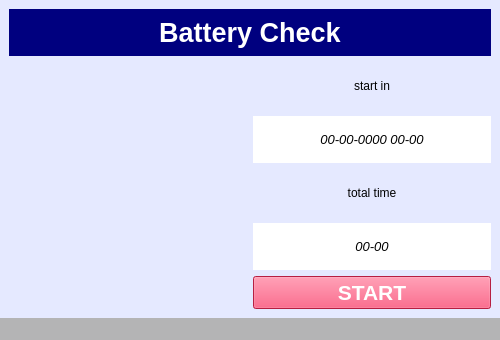
Qt form design.ui (gorod-old/BatteryCheck) before a commit.
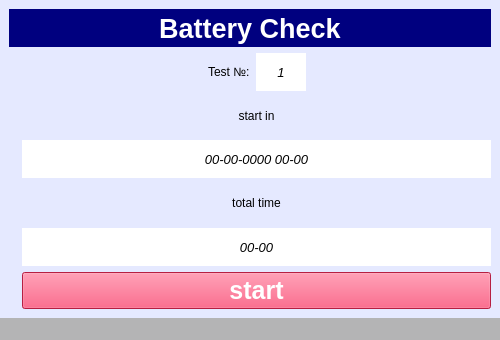
The same form after that commit. Icons and pictures are not drawn.

```diff
--- a/design.ui
+++ b/design.ui
@@ -33,8 +33,14 @@
     <string notr="true">background-color: rgb(229, 233, 255);</string>
    </property>
    <layout class="QGridLayout" name="gridLayout">
-    <item row="0" column="0" colspan="2">
+    <item row="0" column="0" colspan="4">
      <widget class="QLabel" name="label">
+      <property name="minimumSize">
+       <size>
+        <width>481</width>
+        <height>0</height>
+       </size>
+      </property>
       <property name="font">
        <font>
         <pointsize>20</pointsize>
@@ -55,7 +61,7 @@
       </property>
      </widget>
     </item>
-    <item row="1" column="0" rowspan="5">
+    <item row="1" column="0" rowspan="6">
      <widget class="QLabel" name="label_2">
       <property name="text">
        <string/>
@@ -69,7 +75,75 @@
      </widget>
     </item>
     <item row="1" column="1">
+     <spacer name="horizontalSpacer_2">
+      <property name="orientation">
+       <enum>Qt::Horizontal</enum>
+      </property>
+      <property name="sizeHint" stdset="0">
+       <size>
+        <width>61</width>
+        <height>20</height>
+       </size>
+      </property>
+     </spacer>
+    </item>
+    <item row="1" column="2">
+     <layout class="QHBoxLayout" name="horizontalLayout">
+      <item>
+       <widget class="QLabel" name="label_3">
+        <property name="text">
+         <string>Test №:</string>
+        </property>
+       </widget>
+      </item>
+      <item>
+       <widget class="QLabel" name="testNumLabel">
+        <property name="minimumSize">
+         <size>
+          <width>50</width>
+          <height>0</height>
+         </size>
+        </property>
+        <property name="font">
+         <font>
+          <pointsize>10</pointsize>
+          <italic>true</italic>
+         </font>
+        </property>
+        <property name="styleSheet">
+         <string notr="true">background-color: rgb(255, 255, 255);</string>
+        </property>
+        <property name="text">
+         <string>1</string>
+        </property>
+        <property name="alignment">
+         <set>Qt::AlignCenter</set>
+        </property>
+       </widget>
+      </item>
+     </layout>
+    </item>
+    <item row="1" column="3">
+     <spacer name="horizontalSpacer">
+      <property name="orientation">
+       <enum>Qt::Horizontal</enum>
+      </property>
+      <property name="sizeHint" stdset="0">
+       <size>
+        <width>61</width>
+        <height>20</height>
+       </size>
+      </property>
+     </spacer>
+    </item>
+    <item row="2" column="1" colspan="3">
      <widget class="QLabel" name="label_4">
+      <property name="minimumSize">
+       <size>
+        <width>231</width>
+        <height>0</height>
+       </size>
+      </property>
       <property name="styleSheet">
        <string notr="true"/>
       </property>
@@ -81,8 +155,14 @@
       </property>
      </widget>
     </item>
-    <item row="2" column="1">
+    <item row="3" column="1" colspan="3">
      <widget class="QLabel" name="startInLabel">
+      <property name="minimumSize">
+       <size>
+        <width>231</width>
+        <height>31</height>
+       </size>
+      </property>
       <property name="font">
        <font>
         <pointsize>10</pointsize>
@@ -100,8 +180,14 @@
       </property>
      </widget>
     </item>
-    <item row="3" column="1">
+    <item row="4" column="1" colspan="3">
      <widget class="QLabel" name="label_5">
+      <property name="minimumSize">
+       <size>
+        <width>231</width>
+        <height>0</height>
+       </size>
+      </property>
       <property name="styleSheet">
        <string notr="true"/>
       </property>
@@ -113,8 +199,14 @@
       </property>
      </widget>
     </item>
-    <item row="4" column="1">
+    <item row="5" column="1" colspan="3">
      <widget class="QLabel" name="timeLabel">
+      <property name="minimumSize">
+       <size>
+        <width>231</width>
+        <height>31</height>
+       </size>
+      </property>
       <property name="font">
        <font>
         <pointsize>10</pointsize>
@@ -132,21 +224,30 @@
       </property>
      </widget>
     </item>
-    <item row="5" column="1">
+    <item row="6" column="1" colspan="3">
      <widget class="QPushButton" name="startButton">
+      <property name="minimumSize">
+       <size>
+        <width>231</width>
+        <height>0</height>
+       </size>
+      </property>
       <property name="font">
        <font>
-        <pointsize>16</pointsize>
+        <pointsize>-1</pointsize>
         <weight>75</weight>
         <bold>true</bold>
        </font>
       </property>
       <property name="styleSheet">
        <string notr="true">color: rgb(255, 255, 255);
-background-color: rgb(255, 44, 93);</string>
+background-color: rgb(255, 44, 93);
+text-transform: uppercase;
+font-weight: bold;
+font-size: 25px;</string>
       </property>
       <property name="text">
-       <string>START</string>
+       <string>start</string>
       </property>
      </widget>
     </item>
```
